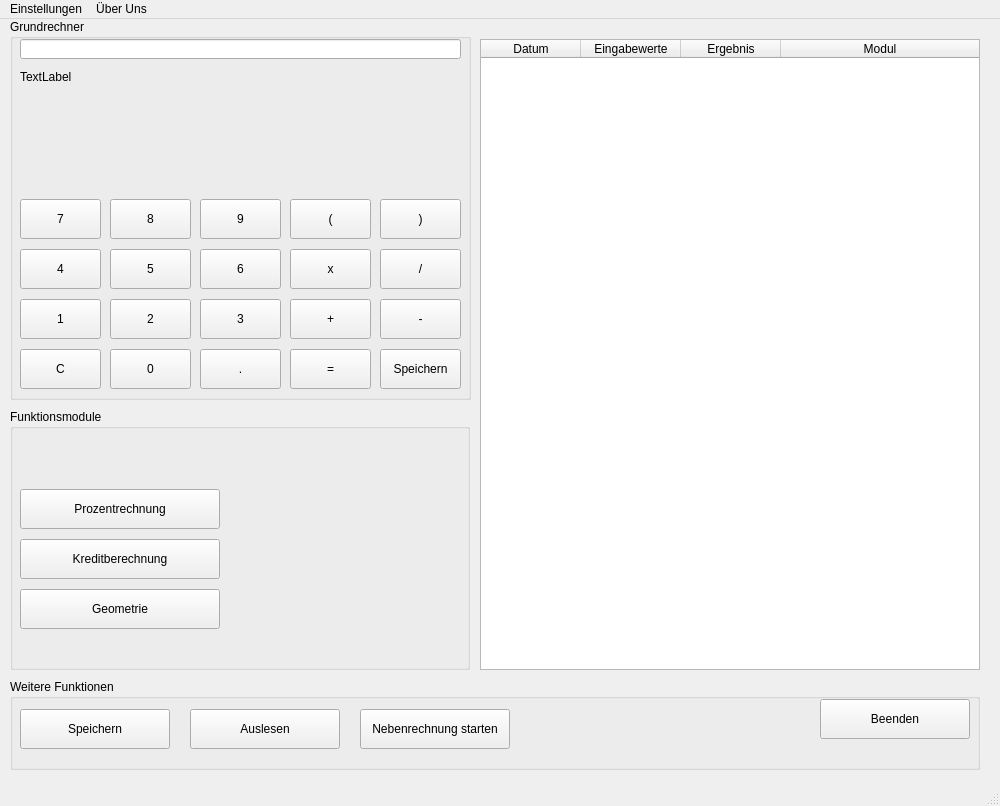
Qt form modular_calc_jfy/window.ui (aurxl/modular-calc-jfy) before a commit.
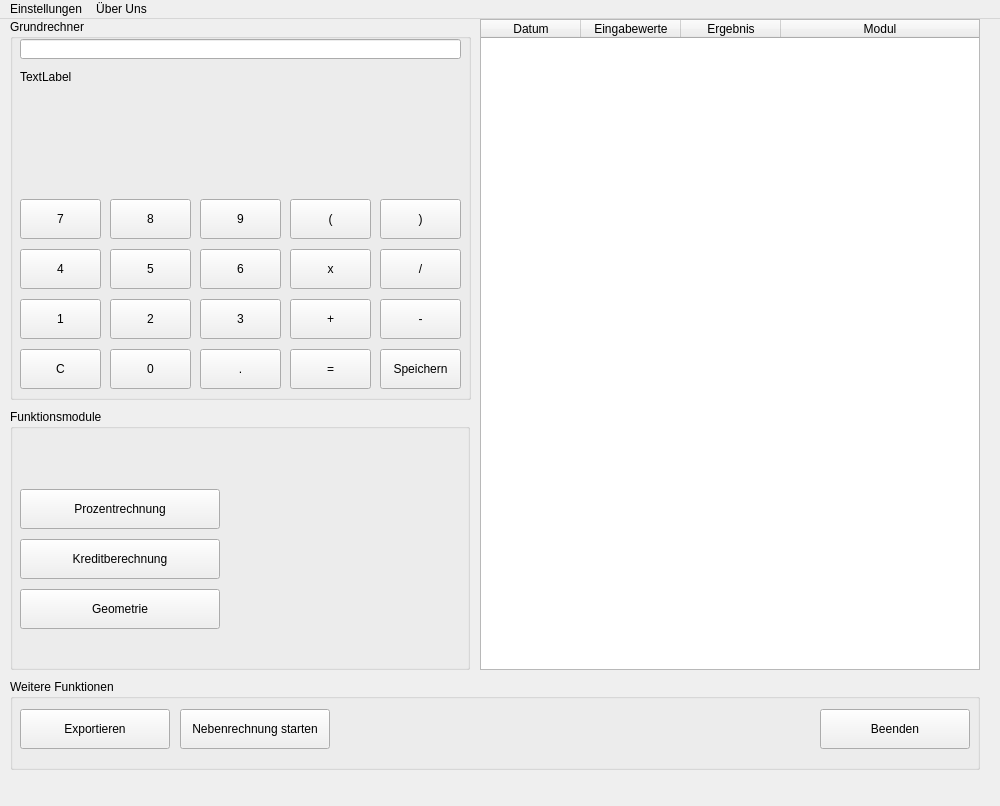
The same form after that commit.

Commit message: new UI stuff, not working right now, dont use

```diff
--- a/modular_calc_jfy/window.ui
+++ b/modular_calc_jfy/window.ui
@@ -2,6 +2,9 @@
 <ui version="4.0">
  <class>MainWindow</class>
  <widget class="QMainWindow" name="MainWindow">
+  <property name="enabled">
+   <bool>true</bool>
+  </property>
   <property name="geometry">
    <rect>
     <x>0</x>
@@ -14,6 +17,9 @@
    <string>Rechnerprojekt - Startmodul</string>
   </property>
   <widget class="QWidget" name="centralwidget">
+   <property name="enabled">
+    <bool>true</bool>
+   </property>
    <widget class="QGroupBox" name="module_selection">
     <property name="geometry">
      <rect>
@@ -88,27 +94,14 @@
       </rect>
      </property>
      <property name="text">
-      <string>Speichern</string>
-     </property>
-    </widget>
-    <widget class="QPushButton" name="button_load">
-     <property name="geometry">
-      <rect>
-       <x>180</x>
-       <y>30</y>
-       <width>150</width>
-       <height>40</height>
-      </rect>
-     </property>
-     <property name="text">
-      <string>Auslesen</string>
+      <string>Exportieren</string>
      </property>
     </widget>
     <widget class="QPushButton" name="button_load_2">
      <property name="geometry">
       <rect>
        <x>810</x>
-       <y>20</y>
+       <y>30</y>
        <width>150</width>
        <height>40</height>
       </rect>
@@ -120,7 +113,7 @@
     <widget class="QPushButton" name="button_open_auxcalc">
      <property name="geometry">
       <rect>
-       <x>350</x>
+       <x>170</x>
        <y>30</y>
        <width>150</width>
        <height>40</height>
@@ -431,9 +424,9 @@
     <property name="geometry">
      <rect>
       <x>480</x>
-      <y>20</y>
+      <y>0</y>
       <width>500</width>
-      <height>631</height>
+      <height>651</height>
      </rect>
     </property>
     <property name="sizePolicy">
@@ -510,7 +503,6 @@
    <addaction name="menuEinstellungen"/>
    <addaction name="menuAbout"/>
   </widget>
-  <widget class="QStatusBar" name="statusbar"/>
  </widget>
  <resources/>
  <connections/>
```
Left out of the diff: 2 changed lines with no effect on the pictures. The commit also changes 4 other files.
